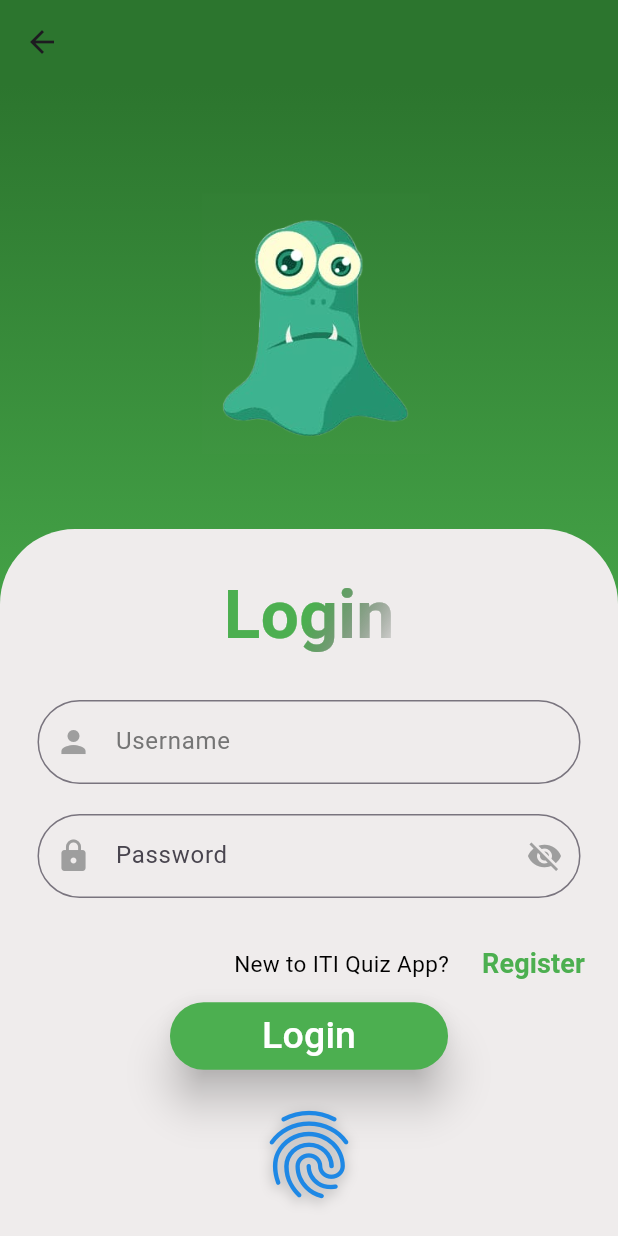
After one commit to Ahmedreda321/quiz_app, a Flutter app: the screen it shows after launch, after a tap on "start", on a phone screen of 412 x 824 dp. The commit adds this screen. Run offline on Flutter 3.47's test engine with Material 3 defaults, Android fonts, the light colour scheme and no system bars; our stand-ins replace stroke_text.

Commit message:
after refactor

```diff
--- /dev/null
+++ b/lib/utils/constants.dart
@@ -0,0 +1,6 @@
+import 'package:flutter/material.dart';
+
+// Define constants here
+const kPrimaryColor = Color(0xFF2C752E);
+const kButtonColor = Colors.green;
+const kTextColor = Colors.white;
--- /dev/null
+++ b/lib/widgets/login_form/footer.dart
@@ -0,0 +1,49 @@
+import 'package:flutter/material.dart';
+
+class Footer extends StatefulWidget {
+  const Footer({super.key});
+
+  @override
+  // ignore: library_private_types_in_public_api
+  _FooterState createState() => _FooterState();
+}
+
+class _FooterState extends State<Footer> {
+  bool isChecked = false;
+
+  void _toggleRememberMe() {
+    setState(() {
+      isChecked = !isChecked;
+    });
+  }
+
+  @override
+  Widget build(BuildContext context) {
+    return Padding(
+      padding: const EdgeInsets.symmetric(vertical: 20, horizontal: 25),
+      child: Row(
+        children: [
+          IconButton(
+            onPressed: _toggleRememberMe,
+            icon: isChecked
+                ? const Icon(Icons.check_box, color: Colors.green)
+                : const Icon(Icons.check_box_outline_blank_rounded,
+                    color: Colors.green),
+          ),
+          const Text('Remember me'),
+          const Spacer(),
+          TextButton(
+            onPressed: () {},
+            child: const Text(
+              'Forgot Password?',
+              style: TextStyle(
+                fontSize: 18,
+                color: Colors.green,
+              ),
+            ),
+          ),
+        ],
+      ),
+    );
+  }
+}
--- /dev/null
+++ b/lib/widgets/login_form/login_button.dart
@@ -0,0 +1,26 @@
+import 'package:flutter/material.dart';
+import 'package:quiz_app/utils/constants.dart';
+
+class LoginButton extends StatelessWidget {
+  final Size mediaQuery;
+
+  const LoginButton({super.key, required this.mediaQuery});
+
+  @override
+  Widget build(BuildContext context) {
+    return ElevatedButton(
+      onPressed: () {},
+      style: ButtonStyle(
+        elevation: WidgetStateProperty.all(12.0),
+        backgroundColor: WidgetStateProperty.all(kButtonColor),
+        minimumSize: WidgetStateProperty.all(
+          Size(mediaQuery.width * 0.45, 45),
+        ),
+      ),
+      child: const Text(
+        'Login',
+        style: TextStyle(fontSize: 25, color: kTextColor),
+      ),
+    );
+  }
+}
--- /dev/null
+++ b/lib/widgets/login_form/login_form.dart
@@ -0,0 +1,33 @@
+import 'package:flutter/material.dart';
+import 'package:quiz_app/widgets/login_form/footer.dart';
+import 'package:quiz_app/widgets/login_form/login_button.dart';
+import 'package:quiz_app/widgets/login_form/login_title.dart';
+import 'package:quiz_app/widgets/login_form/password_field.dart';
+import 'package:quiz_app/widgets/login_form/register_text.dart';
+import 'package:quiz_app/widgets/login_form/touch_id.dart';
+import 'package:quiz_app/widgets/login_form/username_field.dart';
+
+class LoginForm extends StatelessWidget {
+  const LoginForm({super.key});
+
+  @override
+  Widget build(BuildContext context) {
+    final mediaQuery = MediaQuery.of(context).size;
+
+    return Column(
+      children: [
+        const LoginTitle(),
+        const UsernameField(),
+        const PasswordField(),
+        const Spacer(),
+        const RegisterText(),
+        const Spacer(flex: 12),
+        LoginButton(mediaQuery: mediaQuery),
+        const Spacer(),
+        const TouchID(),
+        const Spacer(),
+        const Footer(),
+      ],
+    );
+  }
+}
--- /dev/null
+++ b/lib/widgets/login_form/login_header.dart
@@ -0,0 +1,18 @@
+import 'package:flutter/material.dart';
+import 'package:quiz_app/utils/images_name.dart';
+
+class LoginHeader extends StatelessWidget {
+  const LoginHeader({super.key});
+
+  @override
+  Widget build(BuildContext context) {
+    return Padding(
+      padding: const EdgeInsets.only(bottom: 50),
+      child: SizedBox(
+        height: 200,
+        width: 200,
+        child: Image.asset(alien),
+      ),
+    );
+  }
+}
--- /dev/null
+++ b/lib/widgets/login_form/login_title.dart
@@ -0,0 +1,28 @@
+import 'package:flutter/material.dart';
+import 'package:quiz_app/utils/constants.dart';
+
+class LoginTitle extends StatelessWidget {
+  const LoginTitle({super.key});
+
+  @override
+  Widget build(BuildContext context) {
+    return Padding(
+      padding: const EdgeInsets.symmetric(vertical: 25),
+      child: ShaderMask(
+        shaderCallback: (bounds) => const LinearGradient(
+          colors: [Colors.green, Colors.green, Colors.transparent],
+          begin: Alignment.topLeft,
+          end: Alignment.bottomRight,
+        ).createShader(bounds),
+        child: const Text(
+          'Login',
+          style: TextStyle(
+            fontSize: 45,
+            fontWeight: FontWeight.bold,
+            color: kTextColor,
+          ),
+        ),
+      ),
+    );
+  }
+}
--- /dev/null
+++ b/lib/widgets/login_form/password_field.dart
@@ -0,0 +1,23 @@
+import 'package:flutter/material.dart';
+
+class PasswordField extends StatelessWidget {
+  const PasswordField({super.key});
+
+  @override
+  Widget build(BuildContext context) {
+    return Padding(
+      padding: const EdgeInsets.symmetric(vertical: 20, horizontal: 25),
+      child: TextField(
+        obscureText: true,
+        decoration: InputDecoration(
+          prefixIcon: const Icon(Icons.lock, color: Colors.grey),
+          suffixIcon: const Icon(Icons.visibility_off, color: Colors.grey),
+          border: OutlineInputBorder(
+            borderRadius: BorderRadius.circular(30),
+          ),
+          labelText: 'Password',
+        ),
+      ),
+    );
+  }
+}
--- /dev/null
+++ b/lib/widgets/login_form/register_text.dart
@@ -0,0 +1,37 @@
+import 'package:flutter/material.dart';
+
+class RegisterText extends StatelessWidget {
+  const RegisterText({super.key});
+
+  @override
+  Widget build(BuildContext context) {
+    return Row(
+      mainAxisAlignment: MainAxisAlignment.spaceEvenly,
+      children: [
+        const Spacer(),
+        const Text(
+          'New to ITI Quiz App?',
+          style: TextStyle(
+            fontSize: 15,
+            color: Colors.black,
+            fontWeight: FontWeight.w400,
+          ),
+        ),
+        Padding(
+          padding: const EdgeInsets.symmetric(horizontal: 10),
+          child: TextButton(
+            onPressed: () {},
+            child: const Text(
+              'Register',
+              style: TextStyle(
+                fontSize: 18,
+                color: Colors.green,
+                fontWeight: FontWeight.bold,
+              ),
+            ),
+          ),
+        ),
+      ],
+    );
+  }
+}
--- /dev/null
+++ b/lib/widgets/login_form/touch_id.dart
@@ -0,0 +1,38 @@
+import 'package:flutter/material.dart';
+
+class TouchID extends StatelessWidget {
+  const TouchID({super.key});
+
+  @override
+  Widget build(BuildContext context) {
+    return Column(
+      children: [
+        Padding(
+          padding: const EdgeInsets.only(top: 20),
+          child: Icon(
+            Icons.fingerprint,
+            color: Colors.blue.shade600,
+            size: 70.0,
+            shadows: [
+              Shadow(
+                blurRadius: 10.0,
+                color: Colors.grey[500]!,
+                offset: const Offset(0, 3),
+              ),
+            ],
+          ),
+        ),
+        Padding(
+          padding: const EdgeInsets.only(top: 20),
+          child: Text(
+            'Use Touch ID',
+            style: TextStyle(
+              fontSize: 18,
+              color: Colors.grey.shade600,
+            ),
+          ),
+        ),
+      ],
+    );
+  }
+}
--- /dev/null
+++ b/lib/widgets/login_form/username_field.dart
@@ -0,0 +1,27 @@
+import 'package:flutter/material.dart';
+import 'package:quiz_app/utils/constants.dart';
+
+class UsernameField extends StatelessWidget {
+  const UsernameField({super.key});
+
+  @override
+  Widget build(BuildContext context) {
+    return Padding(
+      padding: const EdgeInsets.symmetric(horizontal: 25),
+      child: TextField(
+        decoration: InputDecoration(
+          focusedBorder: OutlineInputBorder(
+            borderRadius: BorderRadius.circular(30),
+            borderSide: const BorderSide(color: kPrimaryColor),
+          ),
+          prefixIcon: const Icon(Icons.person, color: Colors.grey),
+          border: OutlineInputBorder(
+            borderRadius: BorderRadius.circular(30),
+          ),
+          labelText: 'Username',
+          labelStyle: TextStyle(color: Colors.grey[600]),
+        ),
+      ),
+    );
+  }
+}
```
Also changed, not shown: lib/screens/login_screen.dart (+282 -181 lines), 1 other file.
